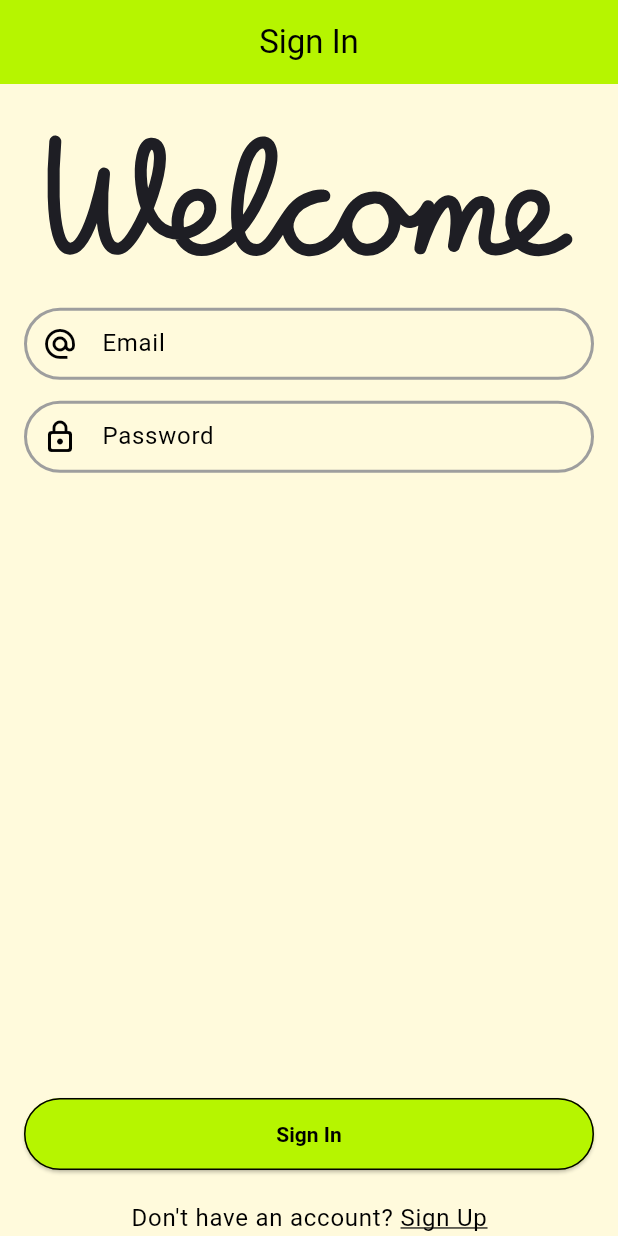
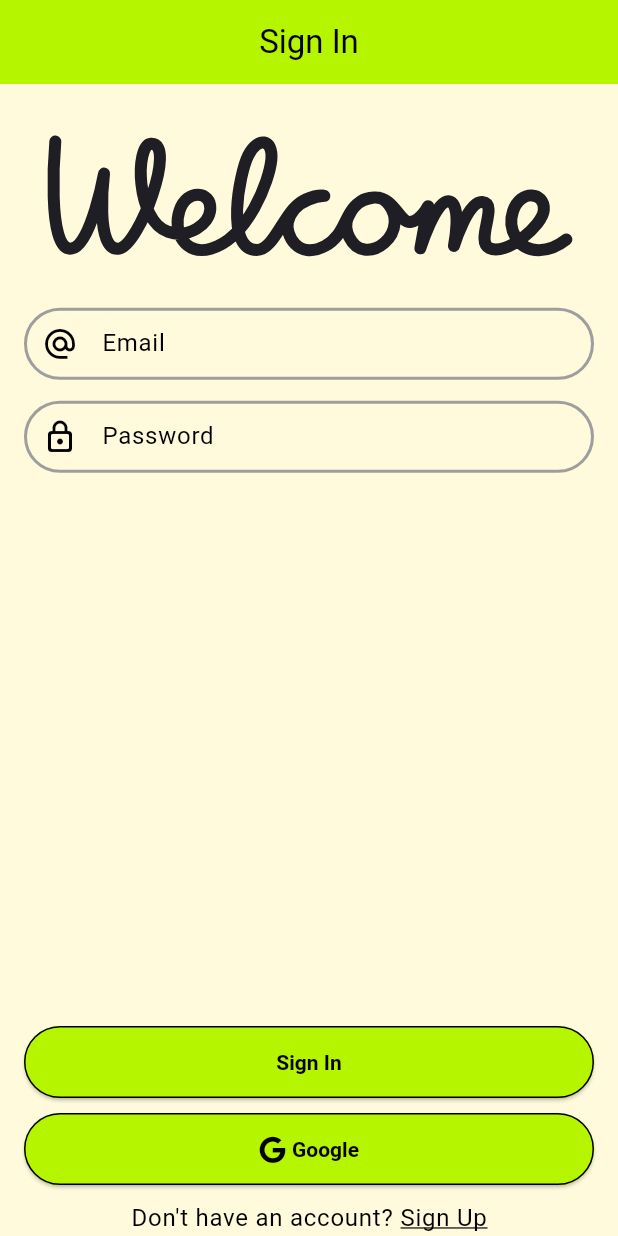
Before and after one commit to priyankprmr/flt_omi, a Flutter app: the screen it shows after launch, on a phone screen of 412 x 824 dp. Run offline on Flutter 3.47's test engine with Material 3 defaults, Android fonts, the phone set to English and light mode, and no system bars; our stand-ins replace flutter_riverpod, font_awesome_flutter, lottie, riverpod_annotation; generated files the repository leaves out were written again.

Commit message:
- added font awesome package

```diff
--- a/lib/core/constants/app_texts.dart
+++ b/lib/core/constants/app_texts.dart
@@ -7,6 +7,8 @@ class AppTexts {
   static const String signIn = 'Sign In';
   static const String signUp = 'Sign Up';
 
+  static const String google = 'Google';
+
   static const String dontHaveAccount = 'Don\'t have an account? ';
   static const String alreadyHaveAccount = 'Already have an account? ';
 }
--- a/lib/features/auth/presentation/screen/auth_screen.dart
+++ b/lib/features/auth/presentation/screen/auth_screen.dart
@@ -6,6 +6,7 @@ import 'package:flt_omi/features/auth/presentation/widgets/signin_form.dart';
 import 'package:flt_omi/features/auth/presentation/widgets/signup_form.dart';
 import 'package:flutter/material.dart';
 import 'package:flutter_riverpod/flutter_riverpod.dart';
+import 'package:font_awesome_flutter/font_awesome_flutter.dart';
 import 'package:lottie/lottie.dart';
 
 class AuthScreen extends ConsumerWidget {
@@ -39,11 +40,27 @@ class AuthScreen extends ConsumerWidget {
             const Spacer(),
             switch (formType) {
               AuthFormType.signin => ElevatedButton(
-                  onPressed: () {}, child: const Text(AppTexts.signIn)),
+                  onPressed: () {},
+                  child: const Text(AppTexts.signIn),
+                ),
               AuthFormType.signup => ElevatedButton(
-                  onPressed: () {}, child: const Text(AppTexts.signUp)),
+                  onPressed: () {},
+                  child: const Text(AppTexts.signUp),
+                ),
             },
-            const SizedBox(height: 20.0),
+            const SizedBox(height: 10.0),
+            ElevatedButton(
+              onPressed: () {},
+              child: const Row(
+                mainAxisAlignment: MainAxisAlignment.center,
+                children: [
+                  FaIcon(FontAwesomeIcons.google),
+                  SizedBox(width: 4.0),
+                  Text(AppTexts.google)
+                ],
+              ),
+            ),
+            const SizedBox(height: 10.0),
             // Rich text to toggle forms
             Text.rich(
               switch (formType) {
--- a/pubspec.yaml
+++ b/pubspec.yaml
@@ -23,6 +23,7 @@ dependencies:
   objectbox: ^4.0.3
   freezed_annotation: ^3.1.0
   lottie: ^3.3.2
+  font_awesome_flutter: ^10.12.0
 
 dev_dependencies:
   flutter_test:
```
Also changed, not shown: pubspec.lock.
